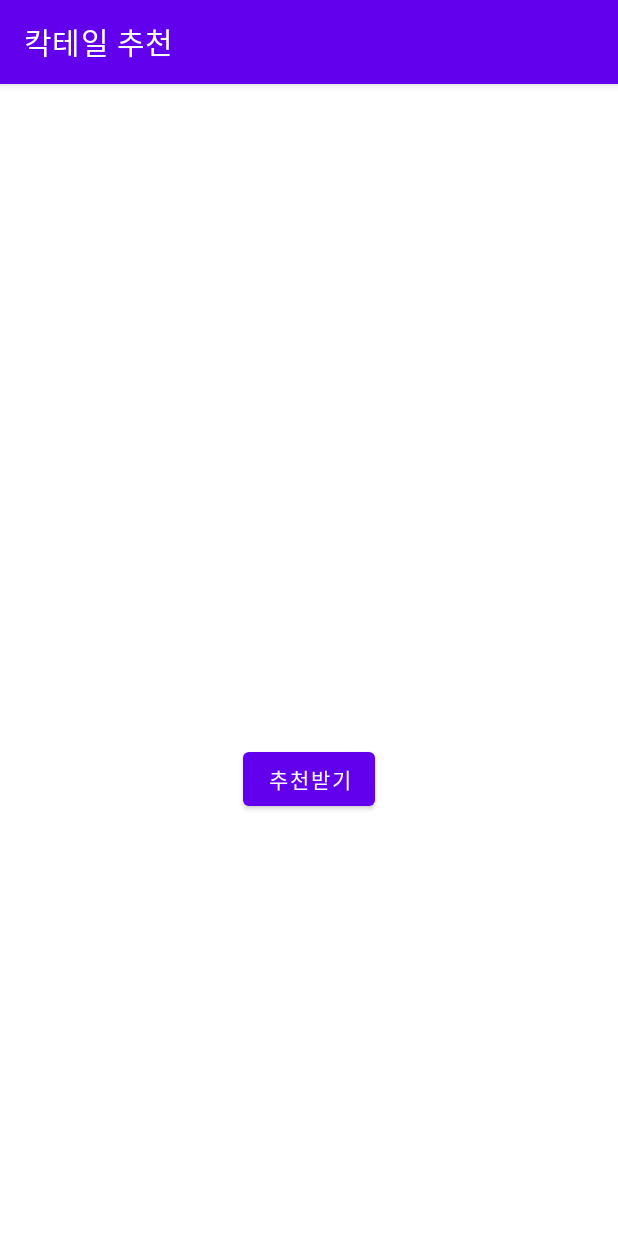
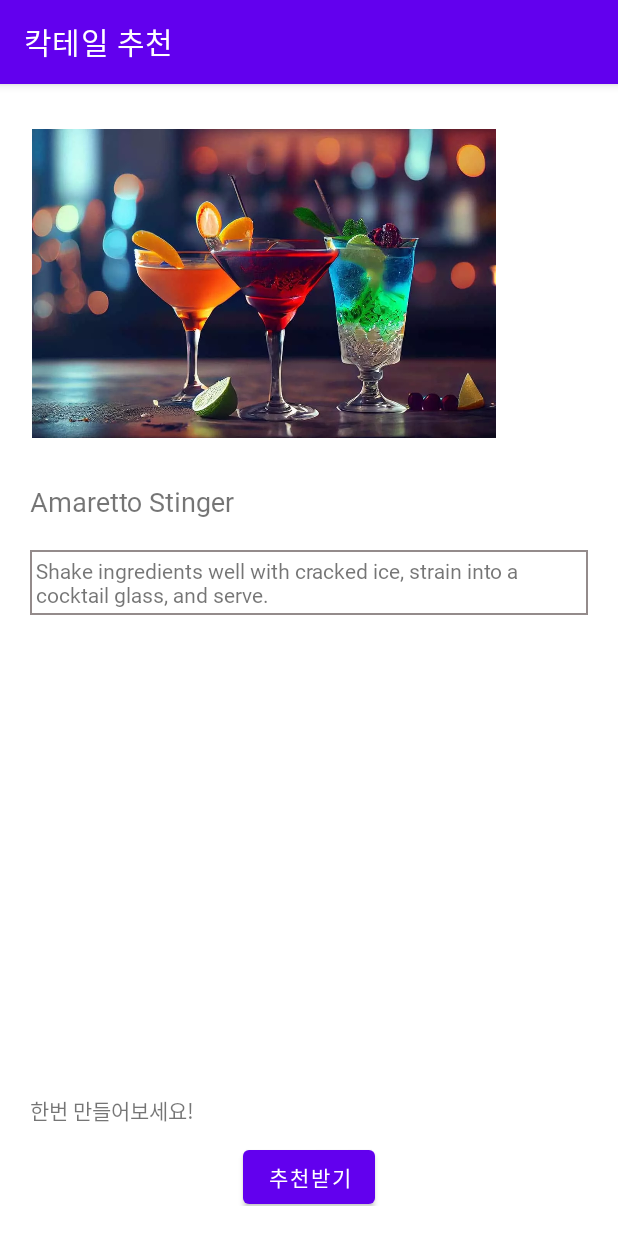
Before and after one commit to hyunseo-k/hw1, an Android app: the RecommendationActivity screen opened directly, with no data from a screen before it, on a phone screen of 412 x 824 dp. Run offline under Robolectric (Android 15) with nearby library versions, the phone set to English and light mode, and no system bars; pictures from the network do not load.

Commit message:
recommend 수정

```diff
--- a/app/src/main/java/com/example/hw1/ui/dashboard/DashboardFragment.java
+++ b/app/src/main/java/com/example/hw1/ui/dashboard/DashboardFragment.java
@@ -90,8 +90,8 @@ public class DashboardFragment extends Fragment {
         listView.setOnItemClickListener(new AdapterView.OnItemClickListener() {
             @Override
             public void onItemClick(AdapterView<?> adapterView, View view, int i, long l) {
-                Toast toast = Toast.makeText(getActivity(), "클릭되었습니다", Toast.LENGTH_SHORT);
-                toast.show();
+//                Toast toast = Toast.makeText(getActivity(), "클릭되었습니다", Toast.LENGTH_SHORT);
+//                toast.show();
 
                 // 팝업 액티비티 호출하기
 
--- a/app/src/main/res/layout/activity_recommendation.xml
+++ b/app/src/main/res/layout/activity_recommendation.xml
@@ -7,12 +7,27 @@
     android:padding="20dp"
     tools:context=".ui.notifications.RecommendationActivity">
 
+    <ScrollView
+        android:layout_width="match_parent"
+        android:layout_height="match_parent"
+        android:layout_marginBottom="80dp"
+        android:id="@+id/scrollView4">
+
+        <LinearLayout
+            android:layout_width="wrap_content"
+            android:layout_height="wrap_content"
+            android:orientation="vertical"
+            tools:layout_conversion_absoluteHeight="0dp"
+            tools:layout_editor_absoluteY="20dp"
+            tools:layout_editor_absoluteX="20dp"
+            tools:layout_conversion_absoluteWidth="371dp" >
+
             <ImageView
                 android:id="@+id/cocktailImage2"
-        android:layout_width="238dp"
-        android:layout_height="159dp"
-        android:layout_marginTop="30dp"
-        android:visibility="invisible"
+                android:layout_width="312dp"
+                android:layout_height="206dp"
+                android:layout_marginTop="10dp"
+                android:visibility="visible"
                 app:layout_constraintEnd_toEndOf="parent"
                 app:layout_constraintStart_toStartOf="parent"
                 app:layout_constraintTop_toBottomOf="@id/cocktailTitle2"
@@ -23,46 +38,47 @@
                 android:id="@+id/cocktailTitle2"
                 android:layout_width="wrap_content"
                 android:layout_height="wrap_content"
-        android:layout_marginTop="70dp"
-        android:text="TextView"
-        android:visibility="invisible"
-        app:layout_constraintEnd_toEndOf="parent"
-        app:layout_constraintStart_toStartOf="parent"
-        app:layout_constraintTop_toTopOf="parent"
+                android:layout_marginTop="30dp"
+                android:text="Amaretto Stinger"
+                android:textSize="18sp"
+                android:visibility="visible"
                 tools:visibility="visible" />
+
+            <TextView
+                android:id="@+id/cocktailMethod2"
+                android:layout_width="wrap_content"
+                android:layout_height="wrap_content"
+                android:layout_marginTop="20dp"
+                android:background="@drawable/border"
+                android:padding="4dp"
+                android:text="Shake ingredients well with cracked ice, strain into a cocktail glass, and serve."
+                android:visibility="visible"
+                tools:visibility="visible" />
+
+        </LinearLayout>
+    </ScrollView>
 
     <Button
         android:id="@+id/buttonRandom2"
         android:layout_width="wrap_content"
         android:layout_height="wrap_content"
         android:text="추천받기"
+        android:layout_marginBottom="10dp"
+        app:layout_constraintTop_toBottomOf="@id/textView7"
+        app:layout_constraintBottom_toBottomOf="parent"
         app:layout_constraintStart_toStartOf="parent"
-        app:layout_constraintEnd_toEndOf="parent"
-        android:layout_marginTop="20dp"
-        app:layout_constraintTop_toBottomOf="@+id/textView7" />
+        app:layout_constraintEnd_toEndOf="parent" />
 
     <TextView
         android:id="@+id/textView7"
         android:layout_width="wrap_content"
         android:layout_height="wrap_content"
-        android:layout_marginTop="50dp"
         android:text="한번 만들어보세요!"
-        android:visibility="invisible"
-        app:layout_constraintEnd_toEndOf="parent"
+        android:layout_marginTop="20dp"
+        android:visibility="visible"
+        app:layout_constraintTop_toBottomOf="@id/scrollView4"
         app:layout_constraintStart_toStartOf="parent"
-        app:layout_constraintTop_toBottomOf="@+id/cocktailMethod2"
+        app:layout_constraintBottom_toTopOf="@id/buttonRandom2"
+        android:layout_marginBottom="10dp"
         tools:visibility="visible" />
-
-    <TextView
-        android:id="@+id/cocktailMethod2"
-        android:layout_width="0dp"
-        android:layout_height="wrap_content"
-        android:layout_marginTop="30dp"
-        android:text="TextView"
-        android:visibility="invisible"
-        app:layout_constraintEnd_toEndOf="parent"
-        app:layout_constraintStart_toStartOf="parent"
-        app:layout_constraintTop_toBottomOf="@id/cocktailImage2"
-        tools:visibility="visible" />
-
 </androidx.constraintlayout.widget.ConstraintLayout>
```
Lines whose indentation alone changed are shown as unchanged.
